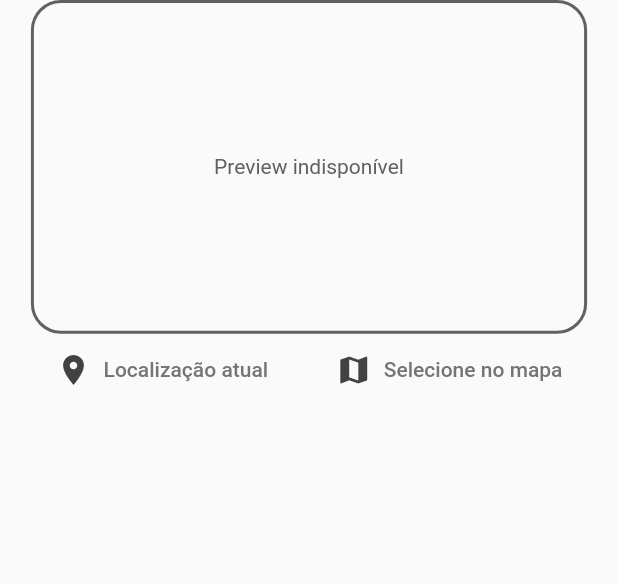
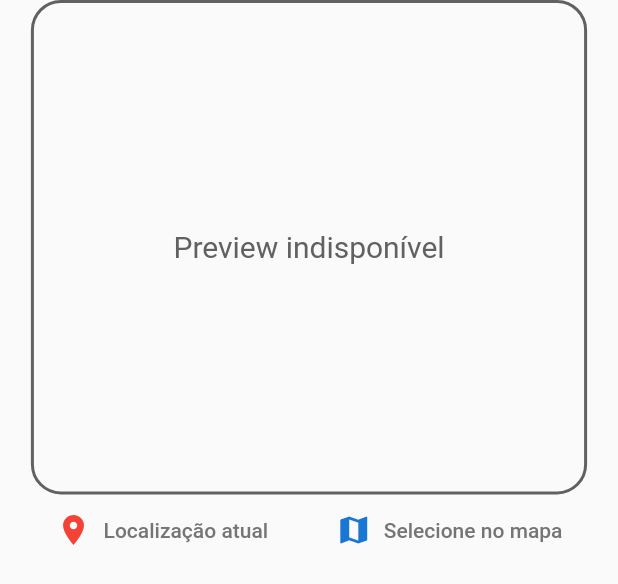
Before and after one commit to e-medeiros1/great_places, a Flutter app: the LocationInputs widget shown alone on an empty page, opened directly, on a phone screen of 412 x 824 dp. Shown: the top 584 px of the screen. Run offline on Flutter 3.47's test engine with Material 2 defaults, Android fonts, the phone set to English and light mode, and no system bars; our stand-ins replace google_maps_flutter, image_picker, location, sqflite; accounts and stored records are empty.

Commit message:
Minors and visual changes

```diff
--- a/lib/main.dart
+++ b/lib/main.dart
@@ -20,8 +20,10 @@ class MyApp extends StatelessWidget {
         debugShowCheckedModeBanner: false,
         title: 'Meus lugares',
         theme: ThemeData(
-          colorScheme: ColorScheme.fromSwatch()
-              .copyWith(primary: Colors.grey.shade800, secondary: Colors.white),
+          colorScheme: ColorScheme.fromSwatch().copyWith(
+            primary: Colors.black54,
+            secondary: Colors.white,
+          ),
         ),
         home: const PlacesListScreen(),
         routes: {
--- a/lib/others/location_util.dart
+++ b/lib/others/location_util.dart
@@ -1,9 +1,12 @@
 const GOOGLE_API_KEY = 'AIzaSyByudnKg_yF34BUMjbsmYErA_wX4d8495w';
 
 class LocationUtil {
-  static String GenerateLocationPreviewImage(
-      {required double latitude, required double longitude}) {
-    return 'https://maps.googleapis.com/maps/api/staticmap?center=$latitude,$longitude&zoom=14&size=600x400&maptype=roadmap&markers=color:red%7Clabel:A%$latitude,$longitude&key=$GOOGLE_API_KEY';
+  static String generateLocationPreviewImage({
+    double? latitude,
+    double? longitude,
+  }) {
+    return 'https://maps.googleapis.com/maps/api/staticmap?center=$latitude,$longitude&zoom=13&size=600x300&maptype=roadmap&markers=color:red%7Clabel:A%7C$latitude,$longitude&key=$GOOGLE_API_KEY';
   }
+
   //&signature=YOUR_SIGNATURE
 }
--- a/lib/widgets/location_inputs.dart
+++ b/lib/widgets/location_inputs.dart
@@ -1,4 +1,5 @@
 import 'package:flutter/material.dart';
+import 'package:google_maps_flutter/google_maps_flutter.dart';
 import 'package:great_places/others/location_util.dart';
 import 'package:great_places/screens/map_screen.dart';
 import 'package:location/location.dart';
@@ -14,7 +15,7 @@ class _LocationInputsState extends State<LocationInputs> {
   String? _previewImageUrl;
   Future<void> _getCurrentUserLocation() async {
     final locData = await Location().getLocation();
-    final staticMapImageUrl = LocationUtil.GenerateLocationPreviewImage(
+    final staticMapImageUrl = LocationUtil.generateLocationPreviewImage(
       latitude: locData.latitude!,
       longitude: locData.longitude!,
     );
@@ -24,13 +25,13 @@ class _LocationInputsState extends State<LocationInputs> {
   }
 
   Future<void> _selectOnMap() async {
-    final selectedLocation = await Navigator.of(context).push(
+    final LatLng? selectedPosition = await Navigator.of(context).push(
       MaterialPageRoute(
         fullscreenDialog: true,
         builder: (context) => MapScreen(),
       ),
     );
-    if (selectedLocation == null) return;
+    if (selectedPosition == null) return;
   }
 
   @override
@@ -39,7 +40,7 @@ class _LocationInputsState extends State<LocationInputs> {
     return Column(
       children: [
         Container(
-          height: size.height * 0.27,
+          height: size.height * 0.40,
           width: size.width * 0.9,
           alignment: Alignment.center,
           decoration: BoxDecoration(
@@ -51,7 +52,7 @@ class _LocationInputsState extends State<LocationInputs> {
           child: _previewImageUrl == null
               ? Text(
                   'Preview indisponível',
-                  style: TextStyle(color: Colors.grey.shade700),
+                  style: TextStyle(color: Colors.grey.shade700, fontSize: 20),
                 )
               : ClipRRect(
                   borderRadius: BorderRadius.circular(15),
@@ -59,6 +60,7 @@ class _LocationInputsState extends State<LocationInputs> {
                     _previewImageUrl!,
                     fit: BoxFit.cover,
                     width: double.infinity,
+                    height: 404,
                   ),
                 ),
         ),
@@ -69,7 +71,7 @@ class _LocationInputsState extends State<LocationInputs> {
               onPressed: _getCurrentUserLocation,
               icon: Icon(
                 Icons.location_on,
-                color: Colors.grey.shade800,
+                color: Colors.red.shade500,
               ),
               label: Text(
                 'Localização atual',
@@ -78,7 +80,7 @@ class _LocationInputsState extends State<LocationInputs> {
             ),
             TextButton.icon(
               onPressed: _selectOnMap,
-              icon: Icon(Icons.map, color: Colors.grey.shade800),
+              icon: Icon(Icons.map, color: Colors.blue.shade700),
               label: Text(
                 'Selecione no mapa',
                 style: TextStyle(color: Colors.grey.shade600),
```
Also changed, not shown: lib/screens/place_form_screen.dart (+16 -15 lines), lib/screens/places_list_screen.dart (+3 -5 lines).
